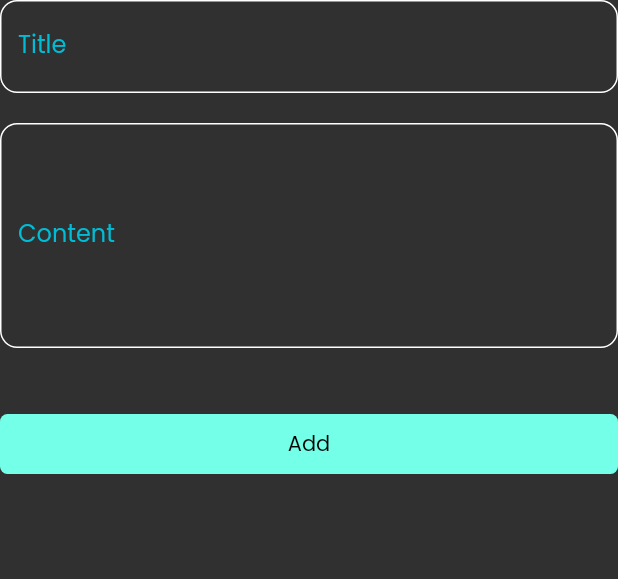
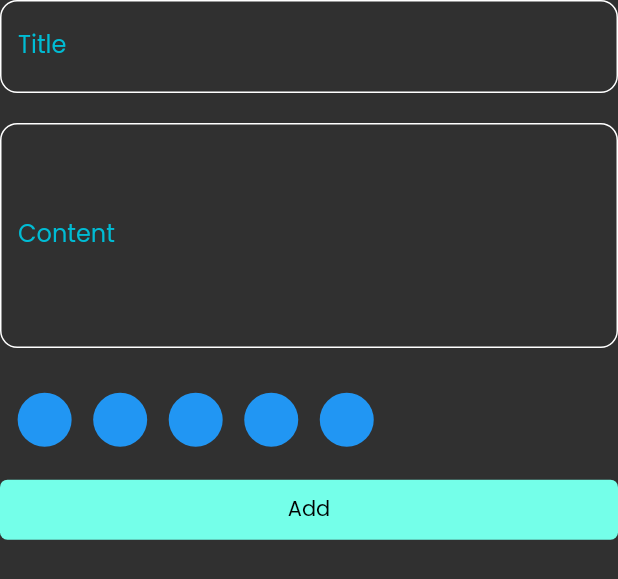
Before and after one commit to AhmedHaraza/notesapp, a Flutter app: the AddNoteForm widget shown alone on an empty page, opened directly, on a phone screen of 412 x 824 dp. Shown: the top 579 px of the screen. Run offline on Flutter 3.47's test engine with Material 2 defaults, Android fonts, the phone set to English and light mode, and no system bars; our stand-ins replace bloc, flutter_bloc, flutter_screenutil, hive, hive_flutter; accounts and stored records are empty.

Commit message:
create color list view part one

```diff
--- /dev/null
+++ b/lib/sheard/widget/color_item.dart
@@ -0,0 +1,14 @@
+import 'package:flutter/material.dart';
+import 'package:flutter_screenutil/flutter_screenutil.dart';
+
+class ColorItem extends StatelessWidget {
+  const ColorItem({Key? key}) : super(key: key);
+
+  @override
+  Widget build(BuildContext context) {
+    return CircleAvatar(
+      backgroundColor: Colors.blue,
+      radius: 18.r,
+    );
+  }
+}
--- /dev/null
+++ b/lib/sheard/widget/colors_list_view.dart
@@ -0,0 +1,24 @@
+import 'package:flutter/material.dart';
+import 'package:flutter_screenutil/flutter_screenutil.dart';
+import 'package:notesapp/sheard/widget/color_item.dart';
+
+class ColorsListView extends StatelessWidget {
+  const ColorsListView({Key? key}) : super(key: key);
+
+  @override
+  Widget build(BuildContext context) {
+    return SizedBox(
+      height: 18 * 2,
+      child: ListView.builder(
+        scrollDirection: Axis.horizontal,
+        itemCount: 5,
+        itemBuilder: (context, index) {
+          return Padding(
+            padding: REdgeInsets.only(left: 8.0),
+            child: const ColorItem(),
+          );
+        },
+      ),
+    );
+  }
+}
--- a/lib/sheard/widget/custom_formkey.dart
+++ b/lib/sheard/widget/custom_formkey.dart
@@ -1,9 +1,12 @@
 import 'package:flutter/material.dart';
 import 'package:flutter_bloc/flutter_bloc.dart';
+import 'package:flutter_screenutil/flutter_screenutil.dart';
 import 'package:intl/intl.dart';
 import 'package:notesapp/cubits/add_note_cubit/add_note_cubit.dart';
 import 'package:notesapp/cubits/add_note_cubit/add_note_state.dart';
 import 'package:notesapp/model/note_model.dart';
+import 'package:notesapp/sheard/helper/snakBar.dart';
+import 'package:notesapp/sheard/widget/colors_list_view.dart';
 import 'package:notesapp/sheard/widget/custom_TextFormFiled.dart';
 import 'package:notesapp/sheard/widget/elevated_boutton.dart';
 
@@ -42,9 +45,9 @@ class _AddNoteFormState extends State<AddNoteForm> {
               subTitle = value;
             },
           ),
-          const SizedBox(
-            height: 40,
-          ),
+          SizedBox(height: 25.h),
+          const ColorsListView(),
+          SizedBox(height: 15.h),
           BlocBuilder<AddNoteCubit, AddNoteState>(
             builder: (context, state) {
               return ElevatedBoutton(
@@ -54,13 +57,15 @@ class _AddNoteFormState extends State<AddNoteForm> {
                     if (formKey.currentState!.validate()) {
                       formKey.currentState!.save();
                       var curentDate = DateTime.now();
-                      var formatedCurenetDate = DateFormat.yMd().format(curentDate);
+                      var formatedCurenetDate =
+                          DateFormat.yMd().format(curentDate);
                       var noteModel = NoteMOdel(
                           title: title!,
                           subTitle: subTitle!,
                           date: formatedCurenetDate,
                           color: Colors.blue.value);
                       BlocProvider.of<AddNoteCubit>(context).addNote(noteModel);
+                      snakbar(context, "Add Note Scsessfuly");
                     } else {
                       autovalidateMode = AutovalidateMode.always;
                       setState(() {});
```
